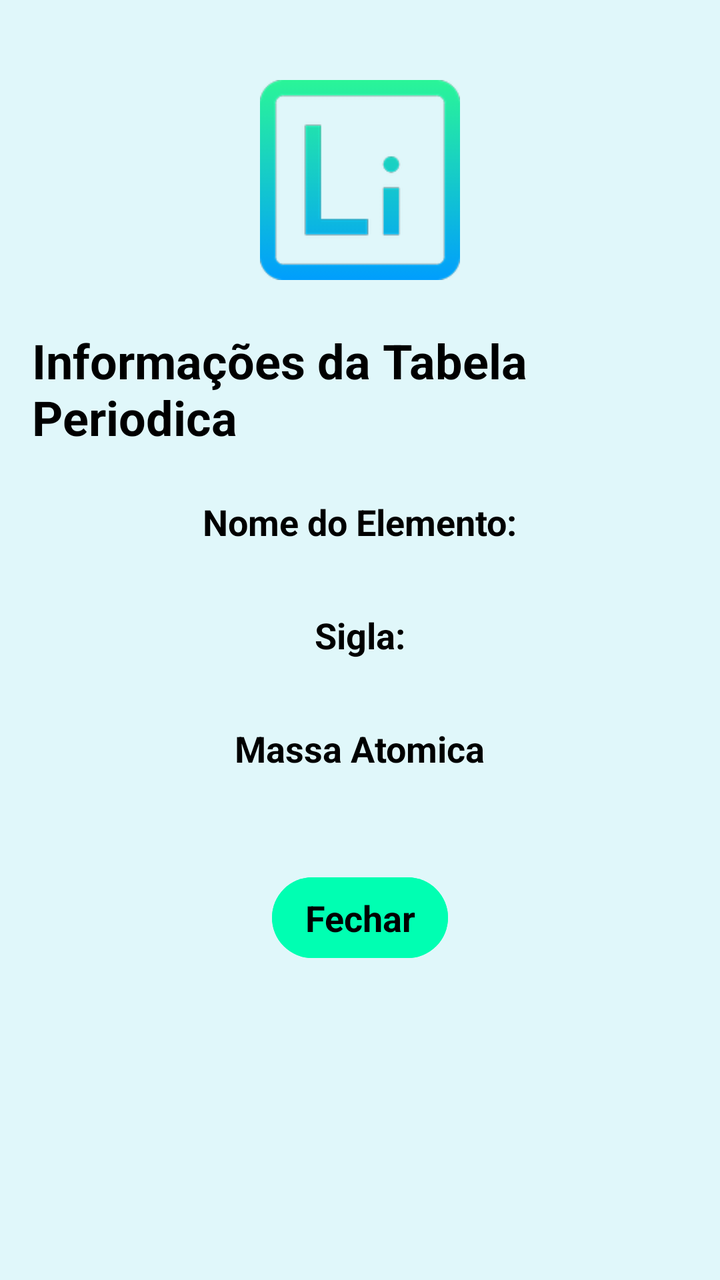
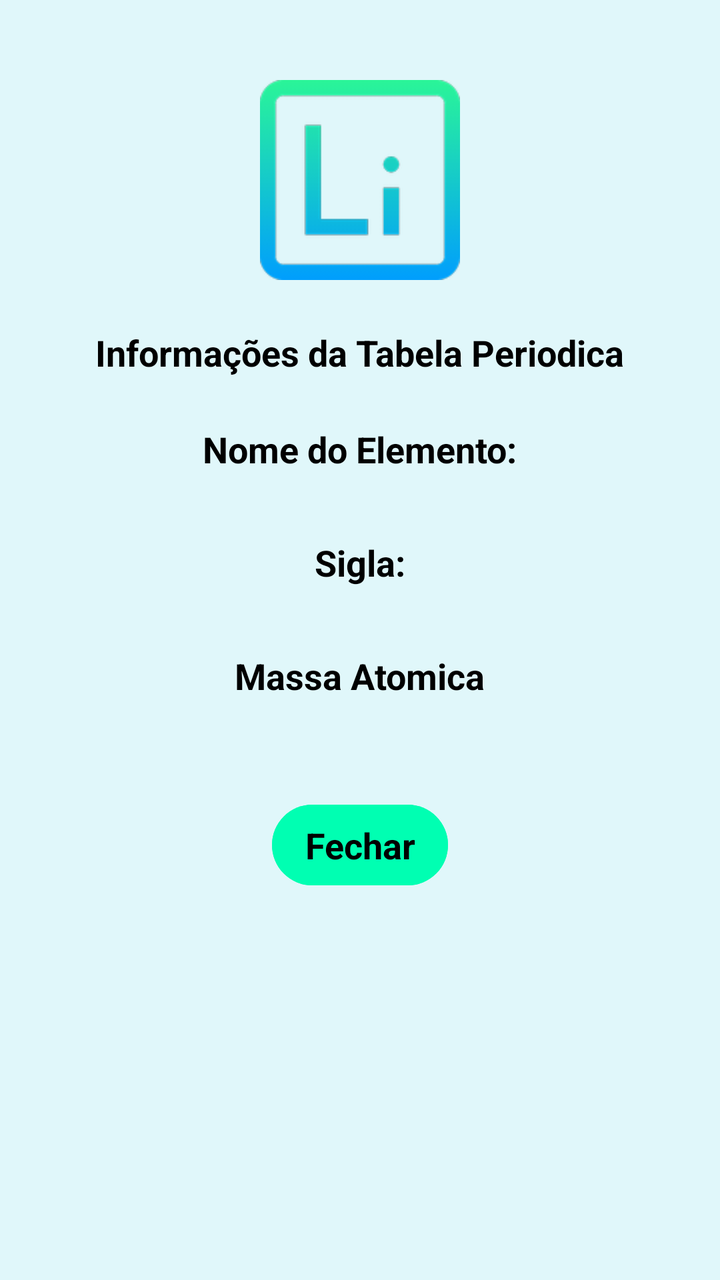

Two renders of the same Android screen: before a commit and after it. Below are the layout's source before the change and the commit's diff.
<!-- AndroidManifest.xml: application theme Theme.ErmesonBalbinotAndrade -->
<!-- res/layout/dialog_litio.xml -->
<?xml version="1.0" encoding="utf-8"?>
<LinearLayout xmlns:android="http://schemas.android.com/apk/res/android"
    android:orientation="vertical"
    android:layout_width="match_parent"
    android:layout_height="wrap_content"
    android:background="@color/branco_azul"
    android:padding="16dp"
    android:gravity="center_horizontal">

    <ImageView
        android:layout_width="100dp"
        android:layout_height="100dp"
        android:src="@drawable/ic_litio"
        android:layout_marginTop="24dp"
        android:layout_marginBottom="24dp"/>

    <TextView
        android:layout_width="wrap_content"
        android:layout_height="wrap_content"
        android:text="@string/informa_es_da_tabela_periodica"
        android:textAppearance="@style/TextAppearance.AppCompat.Headline"
        android:textColor="@color/black"
        android:textStyle="bold"
        android:layout_marginBottom="16dp" />

    <TextView
        android:layout_width="wrap_content"
        android:layout_height="wrap_content"
        android:text="@string/nome_do_elemento"
        android:textAppearance="@style/TextAppearance.AppCompat.Medium"
        android:textColor="@color/black"
        android:textStyle="bold"
        android:layout_marginTop="8dp" />

    <TextView
        android:layout_width="match_parent"
        android:layout_height="wrap_content"
        android:id="@+id/textViewNomeLitio"
        android:textAppearance="@style/TextAppearance.AppCompat.Medium"
        android:textColor="@color/azul"
        android:gravity="center"
        android:paddingStart="8dp" />

    <TextView
        android:layout_width="wrap_content"
        android:layout_height="wrap_content"
        android:text="@string/sigla"
        android:textAppearance="@style/TextAppearance.AppCompat.Medium"
        android:textColor="@color/black"
        android:textStyle="bold"
        android:layout_marginTop="8dp" />

    <TextView
        android:layout_width="match_parent"
        android:layout_height="wrap_content"
        android:id="@+id/textViewSiglaLitio"
        android:textAppearance="@style/TextAppearance.AppCompat.Medium"
        android:textColor="@color/azul"
        android:gravity="center"
        android:paddingStart="8dp" />

    <TextView
        android:layout_width="wrap_content"
        android:layout_height="wrap_content"
        android:text="@string/massa_atomica"
        android:textAppearance="@style/TextAppearance.AppCompat.Medium"
        android:textColor="@color/black"
        android:textStyle="bold"
        android:layout_marginTop="8dp" />

    <TextView
        android:layout_width="match_parent"
        android:layout_height="wrap_content"
        android:id="@+id/textViewMassaAtomicaLitio"
        android:textAppearance="@style/TextAppearance.AppCompat.Medium"
        android:textColor="@color/azul"
        android:gravity="center"
        android:paddingStart="8dp" />


    <Button
        android:layout_width="wrap_content"
        android:layout_height="wrap_content"
        android:id="@+id/buttonFechar"
        android:text="@string/fechar"
        android:textColor="@color/black"
        android:textStyle="bold"
        android:backgroundTint="@color/green"
        android:textAppearance="@style/TextAppearance.AppCompat.Medium"
        android:layout_marginTop="24dp"
        android:padding="8dp" />


</LinearLayout>
<!-- resources referenced by this layout -->
<resources>
  <color name="azul">#00A4FF</color>
  <color name="black">#FF000000</color>
  <color name="branco_azul">#E0F7FA</color>
  <color name="green">#00FFB2</color>
  <!-- drawable ic_litio: png bitmap (drawable-hdpi, 4067 bytes) -->
  <string name="fechar">Fechar</string>
  <string name="informa_es_da_tabela_periodica">Informações da Tabela Periodica</string>
  <string name="massa_atomica">Massa Atomica</string>
  <string name="nome_do_elemento">Nome do Elemento:</string>
  <string name="sigla">Sigla:</string>
  <style name="Theme.ErmesonBalbinotAndrade" parent="Base.Theme.ErmesonBalbinotAndrade" />
  <style name="Base.Theme.ErmesonBalbinotAndrade" parent="Theme.Material3.DayNight.NoActionBar">
          
          
      </style>
</resources>

<!-- the commit's change to res/layout/dialog_litio.xml (unified diff, before → after) -->
@@ -12,13 +12,14 @@
         android:layout_height="100dp"
         android:src="@drawable/ic_litio"
         android:layout_marginTop="24dp"
+        android:textAppearance="@style/TextAppearance.AppCompat.Medium"
         android:layout_marginBottom="24dp"/>
 
     <TextView
         android:layout_width="wrap_content"
         android:layout_height="wrap_content"
         android:text="@string/informa_es_da_tabela_periodica"
-        android:textAppearance="@style/TextAppearance.AppCompat.Headline"
+        android:textAppearance="@style/TextAppearance.AppCompat.Medium"
         android:textColor="@color/black"
         android:textStyle="bold"
         android:layout_marginBottom="16dp" />
